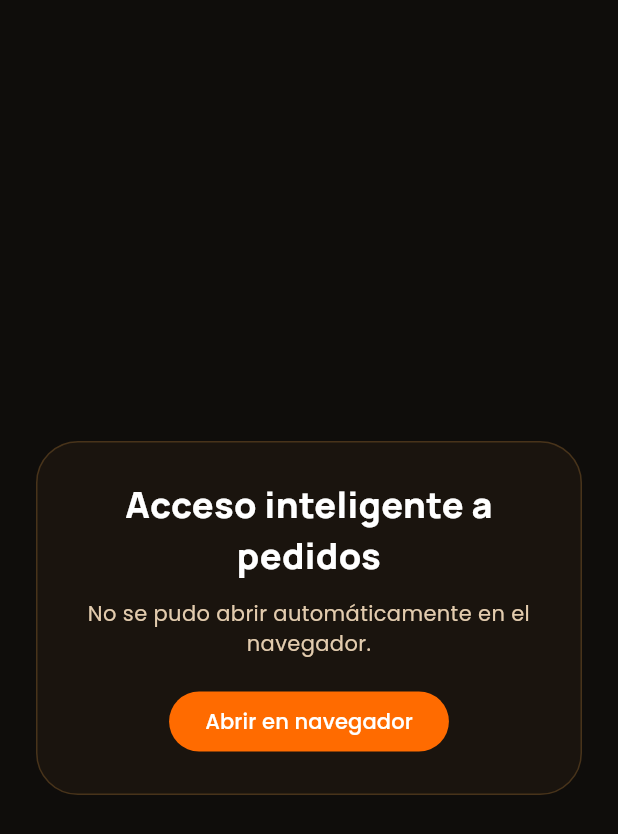
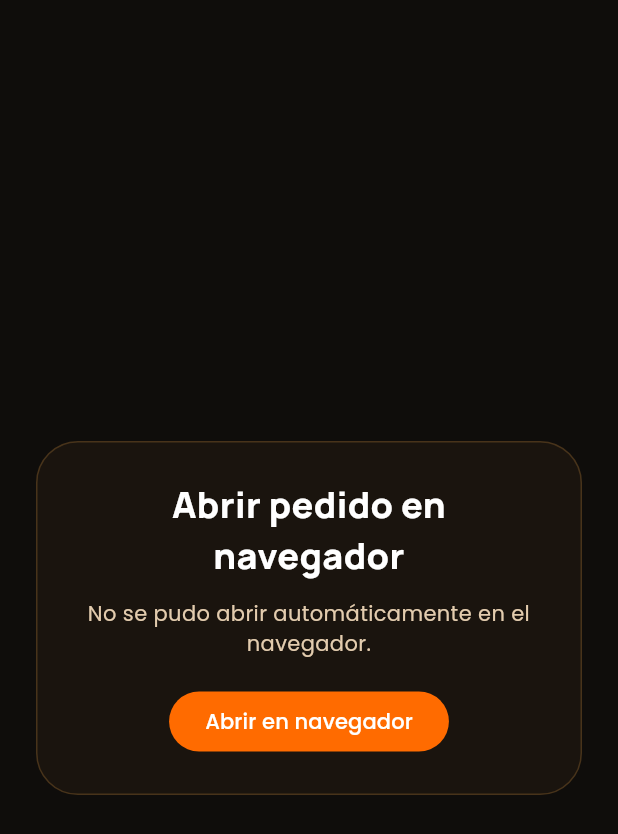
Before and after one commit to bryanbencomo4/kosmenu, a Flutter app: the OrderGateScreen screen opened directly with empty values, after a tap on "Abrir en navegador", on a phone screen of 412 x 824 dp. Shown: the top 834 px of the screen. Run offline on Flutter 3.47's test engine with Material 3 defaults, Android fonts, the phone set to English and light mode, and no system bars; our stand-ins replace app_links, flutter_image_compress, google_fonts, image_picker, qr_flutter, share_plus and 2 more; accounts and stored records are empty.

Commit message:
fix(order_gate): update navigation logic and improve user feedback messages

```diff
--- a/lib/main.dart
+++ b/lib/main.dart
@@ -119,7 +119,11 @@ class _KosmenuAppState extends State<KosmenuApp> {
     }
 
     if (replaceStack) {
-      navigator.pushNamedAndRemoveUntil(routeName, (route) => false, arguments: uri.toString());
+      navigator.pushNamedAndRemoveUntil(
+        routeName,
+        (route) => route.isFirst,
+        arguments: uri.toString(),
+      );
       return;
     }
 
--- a/lib/screens/order_gate_screen.dart
+++ b/lib/screens/order_gate_screen.dart
@@ -19,6 +19,7 @@ class _OrderGateScreenState extends State<OrderGateScreen> {
   final OrderGateHandler _handler = const OrderGateHandler();
 
   bool _loading = true;
+  String _title = 'Abriendo pedido';
   String _message = 'Validando acceso al pedido...';
   Uri? _fallbackUri;
   bool _showAccountMismatchNotice = false;
@@ -39,17 +40,15 @@ class _OrderGateScreenState extends State<OrderGateScreen> {
       }
 
       if (decision.target == OrderGateTarget.app) {
-        Navigator.of(context).pushNamedAndRemoveUntil(
+        Navigator.of(context).pushReplacementNamed(
           '/orders/view/${Uri.encodeComponent(decision.orderId)}',
-          (route) => false,
         );
         return;
       }
 
       if (decision.target == OrderGateTarget.publicApp) {
-        Navigator.of(context).pushNamedAndRemoveUntil(
+        Navigator.of(context).pushReplacementNamed(
           '/orders/public/${Uri.encodeComponent(decision.orderId)}',
-          (route) => false,
         );
         return;
       }
@@ -59,7 +58,8 @@ class _OrderGateScreenState extends State<OrderGateScreen> {
           _loading = false;
           _fallbackUri = decision.fallbackUri;
           _showAccountMismatchNotice = true;
-          _message = 'Este pedido no pertenece a la cuenta que tienes abierta.';
+          _title = 'Esta cuenta no puede gestionar este pedido';
+          _message = 'Abriste un pedido que pertenece a otro negocio. Si solo quieres consultarlo, puedes entrar como cliente y verificar el correo del pedido.';
         });
         return;
       }
@@ -70,6 +70,7 @@ class _OrderGateScreenState extends State<OrderGateScreen> {
 
       setState(() {
         _loading = false;
+        _title = 'Abrir pedido en navegador';
         _fallbackUri = decision.fallbackUri;
         _showAccountMismatchNotice = false;
         _message = fallbackMessage;
@@ -83,6 +84,7 @@ class _OrderGateScreenState extends State<OrderGateScreen> {
 
       setState(() {
         _loading = false;
+        _title = 'No pudimos abrir el pedido en la app';
         _fallbackUri = Uri.tryParse(
           'https://kosmenu.vercel.app/orders/${Uri.encodeComponent(widget.orderId)}?view=web',
         );
@@ -115,6 +117,12 @@ class _OrderGateScreenState extends State<OrderGateScreen> {
     await launchUrl(fallbackUri, mode: LaunchMode.externalApplication);
   }
 
+  void _openPublicOrderView() {
+    Navigator.of(context).pushReplacementNamed(
+      '/orders/public/${Uri.encodeComponent(widget.orderId)}',
+    );
+  }
+
   @override
   Widget build(BuildContext context) {
     return Scaffold(
@@ -142,7 +150,7 @@ class _OrderGateScreenState extends State<OrderGateScreen> {
                   const SizedBox(height: 18),
                 ],
                 Text(
-                  'Acceso inteligente a pedidos',
+                  _title,
                   textAlign: TextAlign.center,
                   style: GoogleFonts.manrope(
                     color: Colors.white,
@@ -163,7 +171,7 @@ class _OrderGateScreenState extends State<OrderGateScreen> {
                 if (_showAccountMismatchNotice) ...[
                   const SizedBox(height: 18),
                   Text(
-                    'Cierra sesión e ingresa con la cuenta correcta si necesitas gestionar este pedido.',
+                    'Si necesitas administrarlo, cierra sesión e ingresa con la cuenta del vendedor correcto.',
                     textAlign: TextAlign.center,
                     style: GoogleFonts.poppins(
                       color: const Color(0xFFBFA88B),
@@ -175,13 +183,17 @@ class _OrderGateScreenState extends State<OrderGateScreen> {
                 if (!_loading && _fallbackUri != null) ...[
                   const SizedBox(height: 18),
                   FilledButton(
-                    onPressed: _openFallbackManually,
+                    onPressed: _showAccountMismatchNotice
+                        ? _openPublicOrderView
+                        : _openFallbackManually,
                     style: FilledButton.styleFrom(
                       backgroundColor: const Color(0xFFFF6B00),
                       foregroundColor: Colors.white,
                     ),
                     child: Text(
-                      _showAccountMismatchNotice ? 'Ver como cliente' : 'Abrir en navegador',
+                      _showAccountMismatchNotice
+                          ? 'Ver pedido como cliente'
+                          : 'Abrir en navegador',
                     ),
                   ),
                 ],
```
